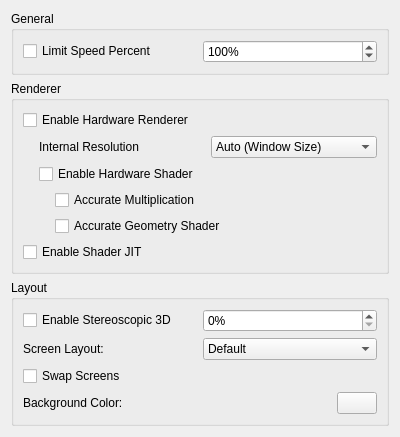
First picture: the form in src/citra_qt/configuration/configure_graphics.ui, repository PabloMK7/citra, before the edit.
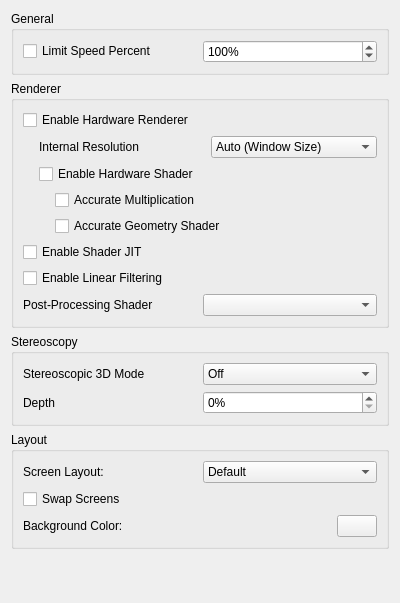
Second picture: the form after the edit.

Commit message: renderer_opengl: Add support for custom shaders (#4578)

```diff
--- a/src/citra_qt/configuration/configure_graphics.ui
+++ b/src/citra_qt/configuration/configure_graphics.ui
@@ -7,7 +7,7 @@
     <x>0</x>
     <y>0</y>
     <width>400</width>
-    <height>427</height>
+    <height>603</height>
    </rect>
   </property>
   <property name="windowTitle">
@@ -212,6 +212,93 @@
         </property>
        </widget>
       </item>
+      <item>
+       <widget class="QCheckBox" name="toggle_linear_filter">
+        <property name="text">
+         <string>Enable Linear Filtering</string>
+        </property>
+       </widget>
+      </item>
+      <item>
+       <layout class="QHBoxLayout" name="horizontalLayout_11">
+        <item>
+         <widget class="QLabel" name="label_2">
+          <property name="text">
+           <string>Post-Processing Shader</string>
+          </property>
+         </widget>
+        </item>
+        <item>
+         <widget class="QComboBox" name="shader_combobox"/>
+        </item>
+       </layout>
+      </item>
+     </layout>
+    </widget>
+   </item>
+   <item>
+    <widget class="QGroupBox" name="groupBox">
+     <property name="title">
+      <string>Stereoscopy</string>
+     </property>
+     <layout class="QVBoxLayout" name="verticalLayout_4">
+      <item>
+       <layout class="QHBoxLayout" name="horizontalLayout_5">
+        <item>
+         <widget class="QLabel" name="label_4">
+          <property name="text">
+           <string>Stereoscopic 3D Mode</string>
+          </property>
+         </widget>
+        </item>
+        <item>
+         <widget class="QComboBox" name="render_3d_combobox">
+          <item>
+           <property name="text">
+            <string>Off</string>
+           </property>
+          </item>
+          <item>
+           <property name="text">
+            <string>Side by Side</string>
+           </property>
+          </item>
+          <item>
+           <property name="text">
+            <string>Anaglyph</string>
+           </property>
+          </item>
+         </widget>
+        </item>
+       </layout>
+      </item>
+      <item>
+       <layout class="QHBoxLayout" name="horizontalLayout_7">
+        <item>
+         <widget class="QLabel" name="label_3">
+          <property name="text">
+           <string>Depth</string>
+          </property>
+         </widget>
+        </item>
+        <item>
+         <widget class="QSpinBox" name="factor_3d">
+          <property name="suffix">
+           <string>%</string>
+          </property>
+          <property name="minimum">
+           <number>0</number>
+          </property>
+          <property name="maximum">
+           <number>100</number>
+          </property>
+          <property name="value">
+           <number>0</number>
+          </property>
+         </widget>
+        </item>
+       </layout>
+      </item>
      </layout>
     </widget>
    </item>
@@ -221,33 +308,6 @@
       <string>Layout</string>
      </property>
      <layout class="QVBoxLayout" name="verticalLayout_3">
-      <item>
-       <layout class="QHBoxLayout" name="horizontalLayout_5">
-        <item>
-         <widget class="QCheckBox" name="toggle_3d">
-          <property name="text">
-           <string>Enable Stereoscopic 3D</string>
-          </property>
-         </widget>
-        </item>
-        <item>
-         <widget class="QSpinBox" name="factor_3d">
-          <property name="suffix">
-           <string>%</string>
-          </property>
-          <property name="minimum">
-           <number>0</number>
-          </property>
-          <property name="maximum">
-           <number>100</number>
-          </property>
-          <property name="value">
-           <number>0</number>
-          </property>
-         </widget>
-        </item>
-       </layout>
-      </item>
       <item>
        <layout class="QHBoxLayout" name="horizontalLayout_4">
         <item>
```
The commit also changes 21 other files.
